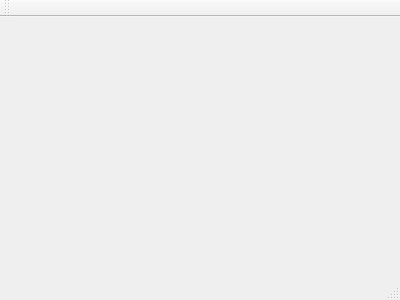
Old version of the form MelanomaContours/Forms/mainwindow.ui in the repository relaxesemind/melanoma.
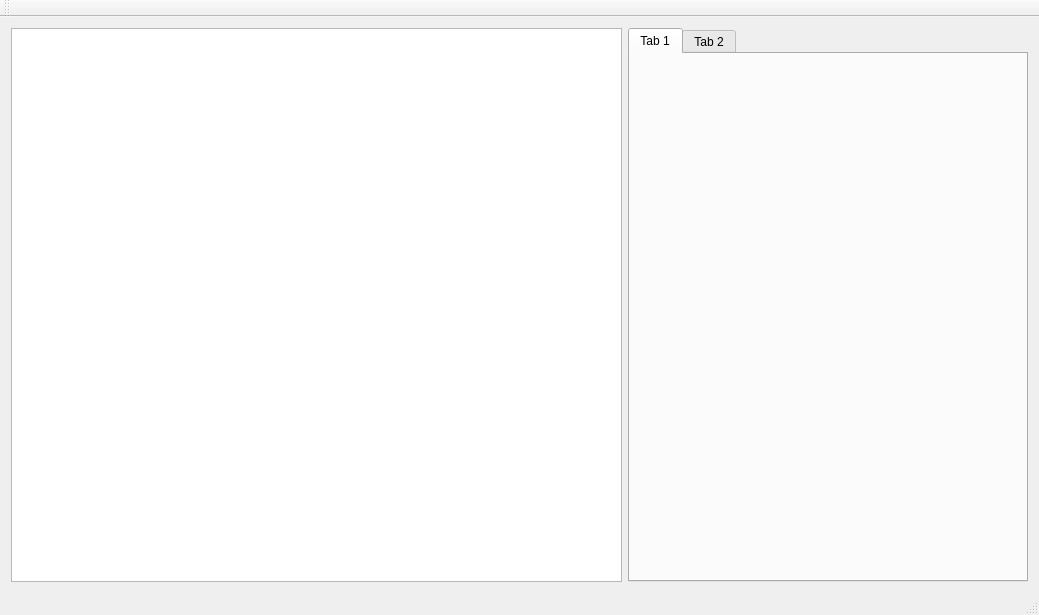
New version of the form. Custom widgets are drawn as their Qt base class.

What changed in the file:
```diff
--- a/MelanomaContours/Forms/mainwindow.ui
+++ b/MelanomaContours/Forms/mainwindow.ui
@@ -1,24 +1,85 @@
 <ui version="4.0">
  <class>MainWindow</class>
- <widget class="QMainWindow" name="MainWindow" >
-  <property name="geometry" >
+ <widget class="QMainWindow" name="MainWindow">
+  <property name="geometry">
    <rect>
     <x>0</x>
     <y>0</y>
-    <width>400</width>
-    <height>300</height>
+    <width>1039</width>
+    <height>615</height>
    </rect>
   </property>
   <property name="windowTitle" >
    <string>MainWindow</string>
   </property>
-  <widget class="QMenuBar" name="menuBar" />
-  <widget class="QToolBar" name="mainToolBar" />
-  <widget class="QWidget" name="centralWidget" />
-  <widget class="QStatusBar" name="statusBar" />
+  <widget class="QWidget" name="centralWidget">
+   <layout class="QGridLayout" name="gridLayout">
+    <item row="0" column="0">
+     <widget class="ImageView" name="graphicsView">
+      <property name="minimumSize">
+       <size>
+        <width>400</width>
+        <height>400</height>
+       </size>
+      </property>
+     </widget>
+    </item>
+    <item row="0" column="1">
+     <widget class="QTabWidget" name="tabWidget">
+      <property name="minimumSize">
+       <size>
+        <width>400</width>
+        <height>0</height>
+       </size>
+      </property>
+      <property name="maximumSize">
+       <size>
+        <width>400</width>
+        <height>16777215</height>
+       </size>
+      </property>
+      <widget class="QWidget" name="tab">
+       <attribute name="title">
+        <string>Tab 1</string>
+       </attribute>
+      </widget>
+      <widget class="QWidget" name="tab_2">
+       <attribute name="title">
+        <string>Tab 2</string>
+       </attribute>
+      </widget>
+     </widget>
+    </item>
+   </layout>
+  </widget>
+  <widget class="QMenuBar" name="menuBar">
+   <property name="geometry">
+    <rect>
+     <x>0</x>
+     <y>0</y>
+     <width>1039</width>
+     <height>21</height>
+    </rect>
+   </property>
+  </widget>
+  <widget class="QToolBar" name="mainToolBar">
+   <attribute name="toolBarArea">
+    <enum>TopToolBarArea</enum>
+   </attribute>
+   <attribute name="toolBarBreak">
+    <bool>false</bool>
+   </attribute>
+  </widget>
+  <widget class="QStatusBar" name="statusBar"/>
  </widget>
- <layoutDefault spacing="6" margin="11" />
- <pixmapfunction></pixmapfunction>
+ <layoutdefault spacing="6" margin="11"/>
+ <customwidgets>
+  <customwidget>
+   <class>ImageView</class>
+   <extends>QGraphicsView</extends>
+   <header>Views/imageview.h</header>
+  </customwidget>
+ </customwidgets>
  <resources/>
  <connections/>
 </ui>
```
Left out of the diff: 5 changed lines with no effect on the pictures.
